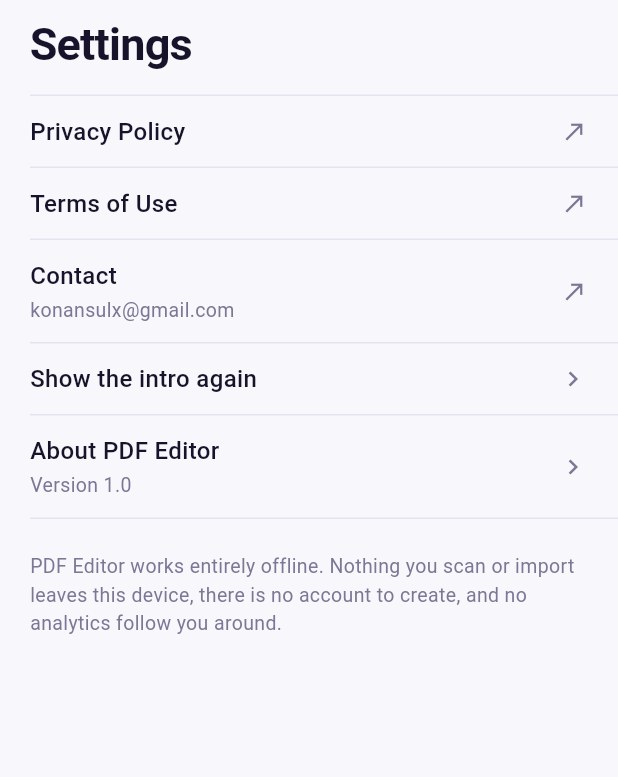
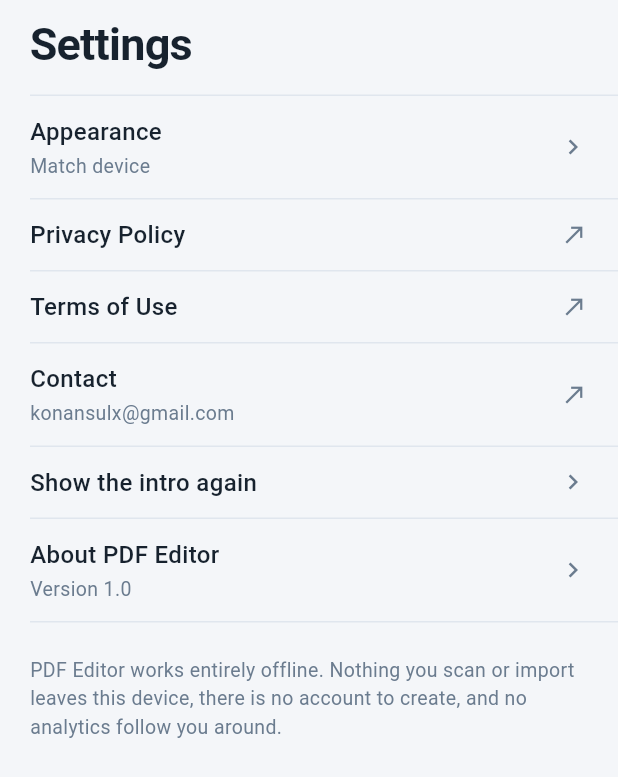
Before and after one commit to konansul/pdf-editor, a Flutter app: the SettingsScreen screen opened directly, on a phone screen of 412 x 824 dp. Shown: the top 777 px of the screen. Run offline on Flutter 3.47's test engine with Material 3 defaults, Android fonts, the phone set to English and light mode, and no system bars; our stand-ins replace file_picker, flutter_riverpod, image_picker, pdf, printing, share_plus and 2 more; missing offline and left inert: cunning_document_scanner, pdf_combiner, pdf_manipulator, pdfx; accounts and stored records are empty.

Commit message:
New logo and slate palette, appearance switcher in settings, auto build number for Xcode Cloud

```diff
--- a/lib/main.dart
+++ b/lib/main.dart
@@ -10,14 +10,17 @@ void main() {
   runApp(const ProviderScope(child: PdfEditorApp()));
 }
 
-class PdfEditorApp extends StatelessWidget {
+class PdfEditorApp extends ConsumerWidget {
   const PdfEditorApp({super.key});
 
   @override
-  Widget build(BuildContext context) {
+  Widget build(BuildContext context, WidgetRef ref) {
+    final mode = ref.watch(themeModeProvider).value ?? ThemeMode.system;
+
     return MaterialApp(
       title: 'PDF Editor',
       debugShowCheckedModeBanner: false,
+      themeMode: mode,
       theme: buildTheme(AppColors.light, Brightness.light),
       darkTheme: buildTheme(AppColors.dark, Brightness.dark),
       builder: (context, child) {
--- a/lib/screens/settings_screen.dart
+++ b/lib/screens/settings_screen.dart
@@ -17,6 +17,7 @@ class SettingsScreen extends ConsumerWidget {
   @override
   Widget build(BuildContext context, WidgetRef ref) {
     final colors = AppTheme.of(context);
+    final mode = ref.watch(themeModeProvider).value ?? ThemeMode.system;
 
     return AppScaffold(
       title: 'Settings',
@@ -24,6 +25,13 @@ class SettingsScreen extends ConsumerWidget {
         padding: const EdgeInsets.only(top: 4, bottom: 32),
         children: [
           const SizedBox(height: 4),
+          const AppHairline(indent: 20),
+          AppRow(
+            title: 'Appearance',
+            subtitle: _appearanceLabel(mode),
+            onTap: () => _chooseAppearance(context, ref, mode),
+            trailing: Icon(Icons.chevron_right, size: 20, color: colors.muted),
+          ),
           const AppHairline(indent: 20),
           AppRow(
             title: 'Privacy Policy',
@@ -78,6 +86,51 @@ class SettingsScreen extends ConsumerWidget {
     );
   }
 
+  String _appearanceLabel(ThemeMode mode) => switch (mode) {
+        ThemeMode.light => 'Light',
+        ThemeMode.dark => 'Dark',
+        ThemeMode.system => 'Match device',
+      };
+
+  Future<void> _chooseAppearance(BuildContext context, WidgetRef ref, ThemeMode current) async {
+    final choice = await chooseOption(
+      context,
+      title: 'Appearance',
+      options: const [
+        SheetOption(
+          value: 'system',
+          label: 'Match device',
+          detail: 'Follow the light or dark setting on this phone',
+          icon: Icons.brightness_auto_outlined,
+        ),
+        SheetOption(
+          value: 'light',
+          label: 'Light',
+          detail: 'Always use the light theme',
+          icon: Icons.light_mode_outlined,
+        ),
+        SheetOption(
+          value: 'dark',
+          label: 'Dark',
+          detail: 'Always use the dark theme',
+          icon: Icons.dark_mode_outlined,
+        ),
+      ],
+    );
+
+    if (choice == null) return;
+
+    final selected = switch (choice) {
+      'light' => ThemeMode.light,
+      'dark' => ThemeMode.dark,
+      _ => ThemeMode.system,
+    };
+
+    if (selected != current) {
+      await ref.read(themeModeProvider.notifier).select(selected);
+    }
+  }
+
   Future<void> _open(BuildContext context, Uri url) async {
     final opened = await launchUrl(url, mode: LaunchMode.externalApplication);
     if (!opened && context.mounted) {
--- a/lib/ui/theme.dart
+++ b/lib/ui/theme.dart
@@ -23,25 +23,25 @@ class AppColors {
   final Color danger;
 
   static const light = AppColors(
-    background: Color(0xFFF8F7FC),
+    background: Color(0xFFF4F6F9),
     surface: Color(0xFFFFFFFF),
-    ink: Color(0xFF16132A),
-    muted: Color(0xFF7C7796),
-    hairline: Color(0xFFE6E3F0),
-    accent: Color(0xFF5B2FE0),
+    ink: Color(0xFF17222E),
+    muted: Color(0xFF6B7C8F),
+    hairline: Color(0xFFE0E6EE),
+    accent: Color(0xFF2D465F),
     onAccent: Color(0xFFFFFFFF),
-    danger: Color(0xFFD23B3B),
+    danger: Color(0xFFC0453D),
   );
 
   static const dark = AppColors(
-    background: Color(0xFF0D0A1C),
-    surface: Color(0xFF181433),
-    ink: Color(0xFFECEAF7),
-    muted: Color(0xFF8A85A8),
-    hairline: Color(0xFF272147),
-    accent: Color(0xFFB472FC),
-    onAccent: Color(0xFF150E3F),
-    danger: Color(0xFFF06B6B),
+    background: Color(0xFF11181F),
+    surface: Color(0xFF1A242F),
+    ink: Color(0xFFE9EEF4),
+    muted: Color(0xFF8D9BAB),
+    hairline: Color(0xFF2A3644),
+    accent: Color(0xFF9DBBD9),
+    onAccent: Color(0xFF13202B),
+    danger: Color(0xFFE87A72),
   );
 }
 
```
Also changed, not shown: lib/providers.dart (+26 -0 lines), 29 other files.
